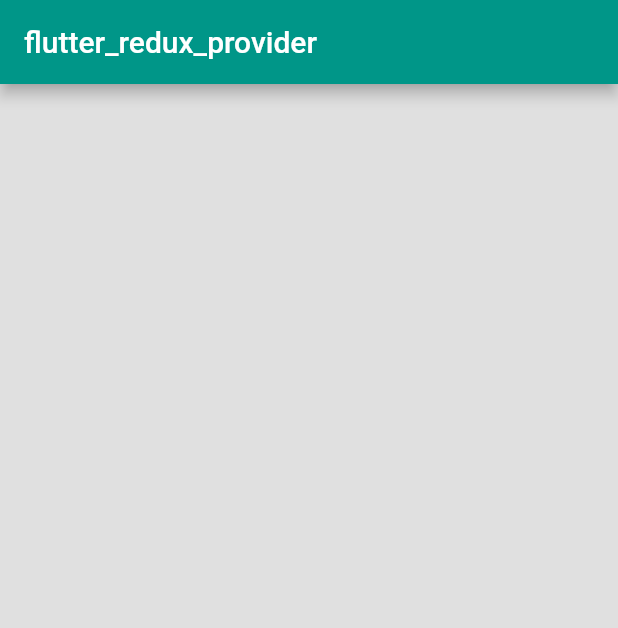
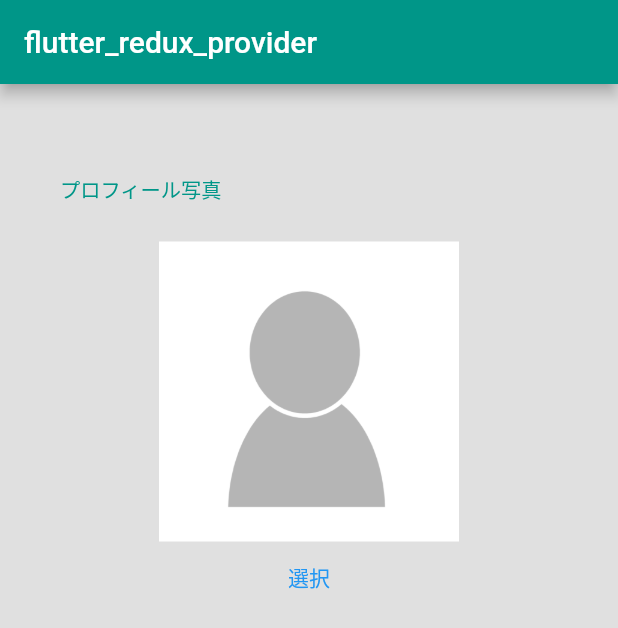
Before and after one commit to EigoAkita/flutter_redux_provider, a Flutter app: the screen it shows after launch, swiped to page 3, on a phone screen of 412 x 824 dp. Shown: the top 628 px of the screen. Run offline on Flutter 3.47's test engine with Material 2 defaults, Android fonts, the phone set to English and light mode, and no system bars; our stand-ins replace image_cropper, image_picker, redux; missing offline and left inert: simple_logger.

Commit message:
軽微なUIの変更&写真選択途中まで

```diff
--- a/lib/main.dart
+++ b/lib/main.dart
@@ -35,7 +35,7 @@ class MyApp extends StatelessWidget {
               sex: 0,
               prefectures: '愛知県',
               hobby: '',
-              profileImage: '',
+              profileImage: null,
               currentIndex: 0,
               errorName: '',
               isErrorName: false,
@@ -103,11 +103,15 @@ class MyHomePage extends StatelessWidget {
       },
       children: [
         //初期値が入っているAppStateのインスタンス（store）をコンストラクタに渡してあげる
-        UserAddNameEtcPage(store: model.store),
+        UserAddNameEtcPage(
+          store: model.store,
+        ),
         UserAddHobbyEtcPage(
           store: model.store,
         ),
-        UserAddProfileImagePage(),
+        UserAddProfileImagePage(
+          store: model.store,
+        ),
       ],
     );
   }
--- a/lib/redux/action.dart
+++ b/lib/redux/action.dart
@@ -1,3 +1,5 @@
+import 'dart:io';
+
 class AddName {
   String name;
   AddName(this.name);
@@ -24,7 +26,7 @@ class AddHobby {
 }
 
 class AddProfileImage {
-  String profileImage;
+  File profileImage;
   AddProfileImage(this.profileImage);
 }
 
--- a/lib/redux/state.dart
+++ b/lib/redux/state.dart
@@ -1,3 +1,5 @@
+import 'dart:io' as io;
+
 import 'package:flutter/material.dart';
 
 class AppState {
@@ -6,7 +8,7 @@ class AppState {
   final int? sex;
   final String? prefectures;
   final String? hobby;
-  final String? profileImage;
+  final io.File? profileImage;
   int? currentIndex;
   final String? errorName;
   final bool? isErrorName;
@@ -40,7 +42,7 @@ class AppState {
     final int? sex,
     final String? prefectures,
     final String? hobby,
-    final String? profileImage,
+    final io.File? profileImage,
     int? currentIndex,
     final String? errorName,
     final bool? isErrorName,
--- a/lib/view/user_add_hobby_etc_page.dart
+++ b/lib/view/user_add_hobby_etc_page.dart
@@ -104,7 +104,7 @@ class UserAddHobbyEtcPage extends StatelessWidget {
                       child: TextFormField(
                         controller: _controller,
                         onChanged: (text) {
-                          logger.info('onChangedHobby');
+                          logger.info('${_model.store.state.hobby}');
                           _model.store.dispatch(AddHobby(text));
                         },
                         minLines: 10,
@@ -151,7 +151,7 @@ class UserAddHobbyEtcPage extends StatelessWidget {
                                     '${_model.store.state.hobby!.length}/500',
                                     style: TextStyle(
                                       fontSize: 10,
-                                      color: Colors.black,
+                                      color: Colors.grey,
                                     ),
                                   ),
                           ],
--- a/lib/view/user_add_profile_image_page.dart
+++ b/lib/view/user_add_profile_image_page.dart
@@ -1,18 +1,124 @@
+import 'dart:io';
+
 import 'package:flutter/material.dart';
+import 'package:flutter/services.dart';
+import 'package:flutter_redux_provider/main.dart';
 import 'package:flutter_redux_provider/notifier/my_app_view_model.dart';
+import 'package:flutter_redux_provider/redux/action.dart';
+import 'package:flutter_redux_provider/redux/state.dart';
+import 'package:image_cropper/image_cropper.dart';
+import 'package:image_picker/image_picker.dart';
 import 'package:provider/provider.dart';
 
 class UserAddProfileImagePage extends StatelessWidget {
+  final store;
+  UserAddProfileImagePage({Key? key, this.store}) : super(key: key);
+
   @override
   Widget build(BuildContext context) {
     final _model = Provider.of<MyAppViewModel>(context, listen: false);
-    // context.select((MyAppViewModel model) => model.store!.state.name);
+    final _defaultTextTheme = Theme.of(context).textTheme;
+    final _titleStyle = _defaultTextTheme.subtitle1?.copyWith(
+      color: Colors.teal,
+      fontSize: 13.5,
+    );
 
-    // final controller = TextEditingController();
+    logger.info("UserAddProfileImagePage");
 
     return Container(
+      width: double.infinity,
       color: Colors.grey[300],
-      child: Text('${_model.store.state.name}'),
+      child: Padding(
+        padding: const EdgeInsets.all(10),
+        child: Padding(
+          padding: const EdgeInsets.symmetric(horizontal: 30),
+          child: Column(
+            crossAxisAlignment: CrossAxisAlignment.start,
+            children: <Widget>[
+              SizedBox(
+                height: 50,
+              ),
+              Text(
+                'プロフィール写真',
+                style: _titleStyle,
+              ),
+              SizedBox(
+                height: 25,
+              ),
+              Center(
+                child: Column(
+                  mainAxisAlignment: MainAxisAlignment.center,
+                  children: <Widget>[
+                    Consumer<MyAppViewModel>(builder: (
+                      _context,
+                      _model,
+                      _child,
+                    ) {
+                      return _model.store.state.profileImage == null
+                          ? Container(
+                              color: Colors.white,
+                              width: 200,
+                              height: 200,
+                              child: Image.asset('lib/images/人物シルエット.png'),
+                            )
+                          : Image.file(_model.store.state.profileImage!);
+                    }),
+                    TextButton(
+                      onPressed: () => pickImage(ImageSource.gallery, _model),
+                      child: Text('選択'),
+                    ),
+                  ],
+                ),
+              ),
+            ],
+          ),
+        ),
+      ),
     );
   }
 }
+
+Future pickImage(
+  ImageSource _source,
+  MyAppViewModel _model,
+) async {
+  try {
+    final _image = await ImagePicker().pickImage(source: _source);
+    if (_image == null) return;
+    final _imageTemporary = await ImageCropper.cropImage(
+      sourcePath: _image.path,
+      maxWidth: 200,
+      maxHeight: 200,
+      aspectRatio: CropAspectRatio(
+        ratioX: 1,
+        ratioY: 1,
+      ),
+      aspectRatioPresets: [
+        CropAspectRatioPreset.square,
+      ],
+      cropStyle: CropStyle.rectangle,
+      compressFormat: ImageCompressFormat.png,
+      compressQuality: 100,
+      androidUiSettings: AndroidUiSettings(
+        toolbarTitle: 'プロフィール写真',
+        toolbarColor: Colors.blue,
+        toolbarWidgetColor: Colors.white,
+        lockAspectRatio: true,
+      ),
+      iosUiSettings: IOSUiSettings(
+        title: 'プロフィール写真',
+        doneButtonTitle: '完了',
+        cancelButtonTitle: 'キャンセル',
+      ),
+    );
+    // final _imageTemporary = File(_image.path);
+    if (_imageTemporary != null)
+      _model.store.dispatch(
+        AddProfileImage(_imageTemporary),
+      );
+  } on PlatformException catch (e) {
+    print(
+      e.toString(),
+    );
+  }
+}
--- a/pubspec.yaml
+++ b/pubspec.yaml
@@ -15,6 +15,8 @@ dependencies:
   flutter_redux: ^0.8.2
   provider: ^6.0.1
   simple_logger: ^1.8.1
+  image_picker: ^0.8.3+1
+  image_cropper: ^1.4.1
 
 dev_dependencies:
   flutter_test:
@@ -22,3 +24,6 @@ dev_dependencies:
 
 flutter:
   uses-material-design: true
+
+  assets:
+  - lib/images/人物シルエット.png
```
Also changed, not shown: lib/view/user_add_name_etc_page.dart (+35 -45 lines), lib/images/人物シルエット.png (added), pubspec.lock, 7 other files.
